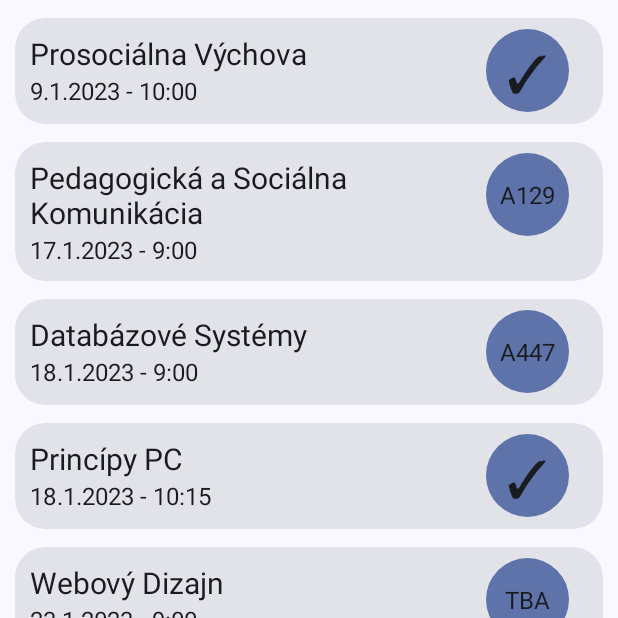
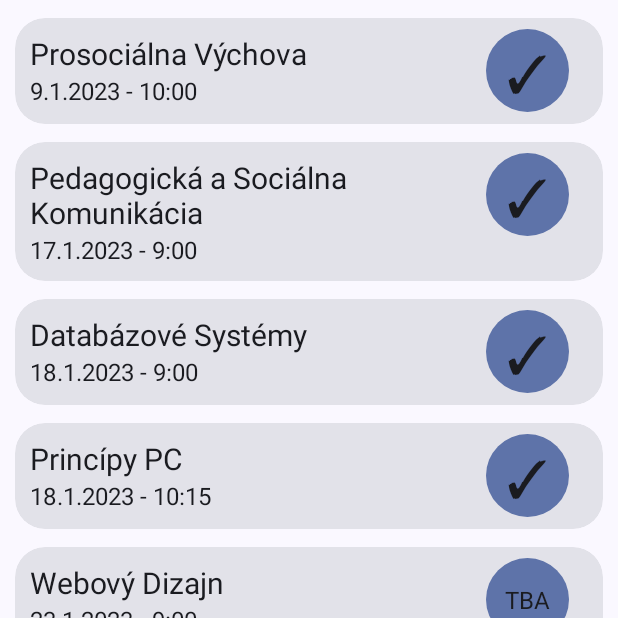
Before and after one commit to marek-guran/Rozvrh-App-Public, an Android app: the DashboardFragment screen opened through its navigation route, on a phone screen of 412 x 824 dp, the top half of it. Run offline under Robolectric (Android 15) with nearby library versions, the phone set to English and light mode, and no system bars; our stand-ins replace navigation-ui.

Commit message:
Small content update

```diff
--- a/app/build.gradle
+++ b/app/build.gradle
@@ -10,8 +10,8 @@ android {
         applicationId "com.marekguran.rozvrh"
         minSdk 23
         targetSdk 33
-        versionCode 27
-        versionName "3.6"
+        versionCode 28
+        versionName "3.7"
 
         testInstrumentationRunner "androidx.test.runner.AndroidJUnitRunner"
     }
--- a/app/src/main/res/layout/fragment_dashboard.xml
+++ b/app/src/main/res/layout/fragment_dashboard.xml
@@ -121,8 +121,8 @@
                     android:layout_width="55dp"
                     android:layout_height="55dp"
                     android:layout_gravity="center"
-                    android:text="A129"
-                    android:textSize="16sp"
+                    android:text="✓"
+                    android:textSize="34sp"
                     android:gravity="center"
                     android:background="@drawable/circle_bg"
                     android:textAppearance="?android:attr/textAppearanceLarge"
@@ -179,8 +179,8 @@
                     android:layout_width="55dp"
                     android:layout_height="55dp"
                     android:layout_gravity="center"
-                    android:text="A447"
-                    android:textSize="16sp"
+                    android:text="✓"
+                    android:textSize="34sp"
                     android:gravity="center"
                     android:background="@drawable/circle_bg"
                     android:textAppearance="?android:attr/textAppearanceLarge"
--- a/app/src/main/res/layout/fragment_notifications.xml
+++ b/app/src/main/res/layout/fragment_notifications.xml
@@ -111,7 +111,7 @@
                         android:background="@drawable/circle_bg"
                         android:gravity="center"
                         android:padding="5dp"
-                        android:text=""
+                        android:text="C"
                         android:textAppearance="?android:attr/textAppearanceLarge"
                         android:textSize="34sp"
                         tools:ignore="SpeakableTextPresentCheck" />
```
